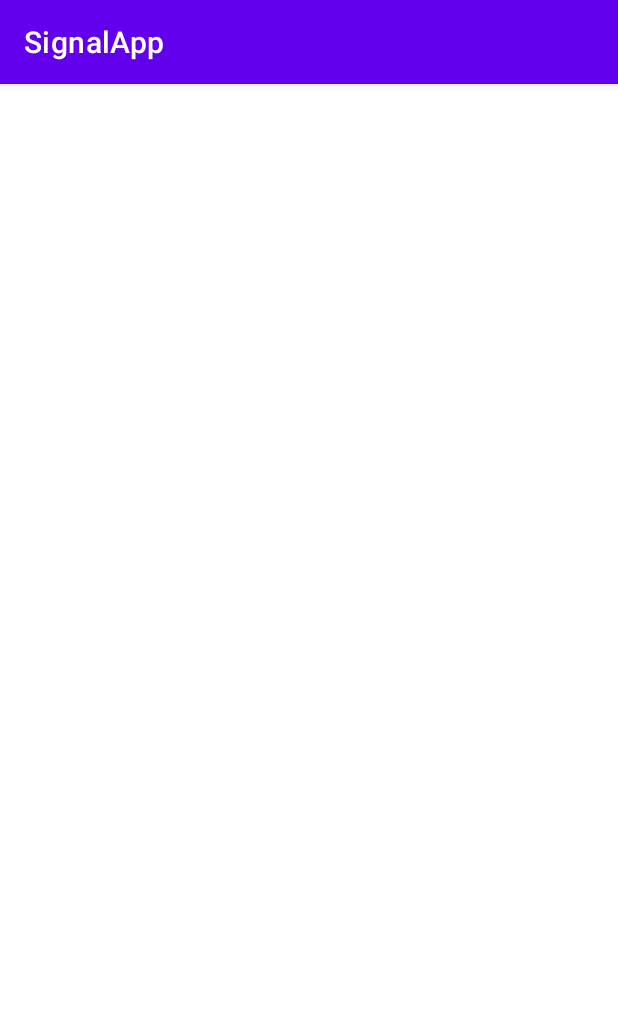
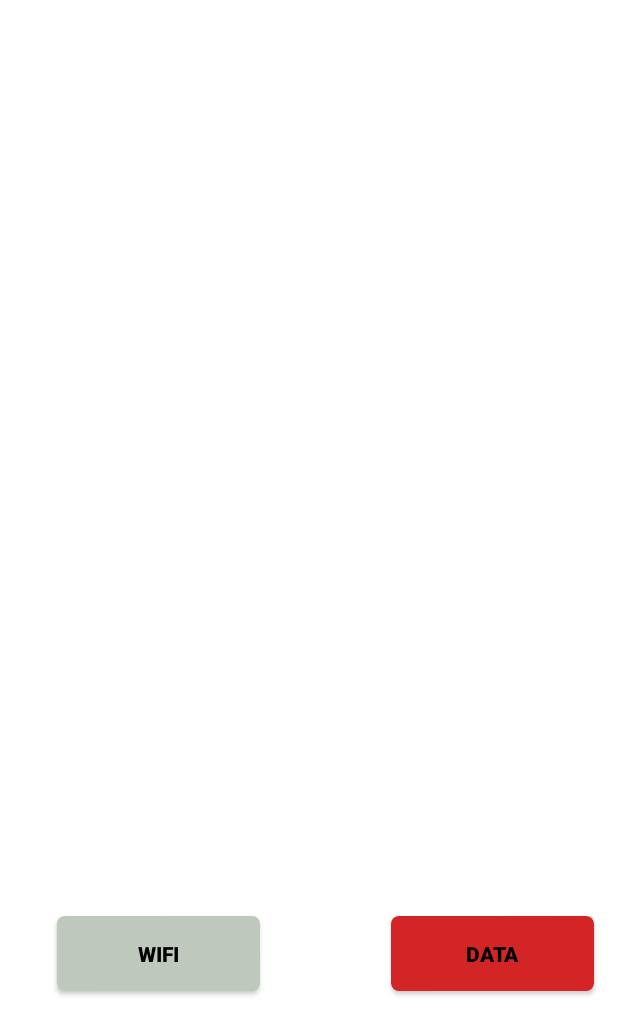
Before and after one commit to Raj2001-cel/SignalApp, an Android app: the screen it shows after launch (MainActivity), on a phone screen of 412 x 824 dp. Shown: the top 1035 px of the screen. Run offline under Robolectric (Android 15) with nearby library versions, the phone set to English and light mode, and no system bars; 2 statements that could not run were skipped.

Commit message:
toggle button color based on current network type

```diff
--- a/app/build.gradle
+++ b/app/build.gradle
@@ -35,4 +35,9 @@ dependencies {
     testImplementation 'junit:junit:4.+'
     androidTestImplementation 'androidx.test.ext:junit:1.1.3'
     androidTestImplementation 'androidx.test.espresso:espresso-core:3.4.0'
+    implementation 'com.google.android.material:material:1.3.0-alpha02'
+    implementation'androidx.swiperefreshlayout:swiperefreshlayout:1.1.0'
+
+
+
 }
--- a/app/src/main/java/com/example/signalapp/MainActivity.java
+++ b/app/src/main/java/com/example/signalapp/MainActivity.java
@@ -4,10 +4,13 @@ import androidx.annotation.NonNull;
 import androidx.annotation.RequiresApi;
 import androidx.appcompat.app.AppCompatActivity;
 import androidx.core.app.ActivityCompat;
+import androidx.core.content.ContextCompat;
+import androidx.swiperefreshlayout.widget.SwipeRefreshLayout;
 
 import android.Manifest;
 import android.content.Context;
 import android.content.pm.PackageManager;
+import android.graphics.Color;
 import android.net.ConnectivityManager;
 import android.net.NetworkInfo;
 import android.net.wifi.ScanResult;
@@ -22,6 +25,11 @@ import android.telephony.PhoneStateListener;
 import android.telephony.SignalStrength;
 import android.telephony.TelephonyManager;
 import android.util.Log;
+import android.view.View;
+import android.view.Window;
+import android.view.WindowManager;
+import android.widget.Button;
+import android.widget.Toast;
 
 import java.util.List;
 
@@ -35,16 +43,52 @@ public class MainActivity extends AppCompatActivity {
     TelephonyManager mTelephonyManager;
     MyPhoneStateListener mPhoneStatelistener;
     int mSignalStrength = 0;
+    Button wifibtn;
+    Button databtn;
+    NetworkInfo Info;
 
     @RequiresApi(api = Build.VERSION_CODES.P)
     @Override
     protected void onCreate(Bundle savedInstanceState) {
         super.onCreate(savedInstanceState);
+        getSupportActionBar().hide();
         setContentView(R.layout.activity_main);
+
+        wifibtn =  findViewById(R.id.wifibtn);
+        databtn =  findViewById(R.id.databtn);
+        SwipeRefreshLayout swipeRefreshLayout = (SwipeRefreshLayout)findViewById(R.id.refreshLayout);
+        swipeRefreshLayout.setOnRefreshListener(
+                new SwipeRefreshLayout.OnRefreshListener() {
+                    @Override
+                    public void onRefresh() {
+
+                        checkNetwork();
+                        swipeRefreshLayout.setRefreshing(false);
+                    }
+                }
+        );
+
+//        Button refresh = (Button) findViewById(R.id.btn_refresh);
+//
+//        //Listening to button event
+//        refresh.setOnClickListener(new View.OnClickListener() {
+//
+//            public void onClick(View arg0) {
+//                checkNetwork();
+//            }
+//        });
+
         ConnectivityManager cm = (ConnectivityManager) getSystemService(Context.CONNECTIVITY_SERVICE);
-        NetworkInfo Info = cm.getActiveNetworkInfo();
+        Info = cm.getActiveNetworkInfo();
         mTelephonyManager = (TelephonyManager) this.getSystemService(Context.TELEPHONY_SERVICE);
+        checkNetwork();
 
+    }
+
+    public void checkNetwork(){
+        ConnectivityManager cm = (ConnectivityManager) getSystemService(Context.CONNECTIVITY_SERVICE);
+        Info = cm.getActiveNetworkInfo();
+        mTelephonyManager = (TelephonyManager) this.getSystemService(Context.TELEPHONY_SERVICE);
         if (Info == null || !Info.isConnectedOrConnecting()) {
             Log.i("connection", "No connection");
         } else {
@@ -53,6 +97,9 @@ public class MainActivity extends AppCompatActivity {
 
             if (netType == ConnectivityManager.TYPE_WIFI) {
                 Log.i("connection", "Wifi connection");
+                Toast.makeText(this, "ON WIFI NETWORK", Toast.LENGTH_SHORT).show();
+                wifibtn.setBackground(ContextCompat.getDrawable(getApplicationContext(), R.drawable.round_button_red));
+                databtn.setBackground(ContextCompat.getDrawable(getApplicationContext(), R.drawable.round_button_grey));
 
                 WifiManager wifiManager = (WifiManager) getApplicationContext().getSystemService(Context.WIFI_SERVICE);
 
@@ -66,6 +113,10 @@ public class MainActivity extends AppCompatActivity {
                 // Need to get wifi strength
             } else if (netType == ConnectivityManager.TYPE_MOBILE) {
                 Log.i("connection", "Mobile data network connection");
+                Toast.makeText(this, "ON Mobile Data", Toast.LENGTH_SHORT).show();
+
+                wifibtn.setBackground(ContextCompat.getDrawable(getApplicationContext(), R.drawable.round_button_grey));
+                databtn.setBackground(ContextCompat.getDrawable(getApplicationContext(), R.drawable.round_button_red));
                 mPhoneStatelistener = new MyPhoneStateListener();
 
                 mTelephonyManager.listen(mPhoneStatelistener, PhoneStateListener.LISTEN_SIGNAL_STRENGTHS);
--- /dev/null
+++ b/app/src/main/res/drawable/round_button_grey.xml
@@ -0,0 +1,5 @@
+<shape xmlns:android="http://schemas.android.com/apk/res/android"
+    android:shape="rectangle">
+    <solid android:color="#BFC8BD" />
+    <corners android:radius="5dp" />
+</shape>
--- /dev/null
+++ b/app/src/main/res/drawable/round_button_red.xml
@@ -0,0 +1,5 @@
+<shape xmlns:android="http://schemas.android.com/apk/res/android"
+    android:shape="rectangle">
+    <solid android:color="#D32525" />
+    <corners android:radius="5dp" />
+</shape>
--- a/app/src/main/res/layout/activity_main.xml
+++ b/app/src/main/res/layout/activity_main.xml
@@ -1,15 +1,69 @@
 <?xml version="1.0" encoding="utf-8"?>
-<LinearLayout xmlns:android="http://schemas.android.com/apk/res/android"
+
+<androidx.swiperefreshlayout.widget.SwipeRefreshLayout   xmlns:android="http://schemas.android.com/apk/res/android"
     xmlns:app="http://schemas.android.com/apk/res-auto"
     xmlns:tools="http://schemas.android.com/tools"
+    android:id="@+id/refreshLayout"
     android:layout_width="match_parent"
     android:layout_height="match_parent"
-    tools:context=".MainActivity">
+    app:layout_constraintStart_toStartOf="parent"
+    tools:context=".MainActivity"
+ >
 
-    <TextView
-        android:id="@+id/text"
-        android:layout_width="310dp"
-        android:layout_height="235dp"
-        android:textSize="30sp" />
+<androidx.constraintlayout.widget.ConstraintLayout
+    android:layout_width="match_parent"
+    android:layout_height="match_parent"
+    android:background="@color/white"
+  >
 
-</LinearLayout>
+
+
+
+        <androidx.appcompat.widget.AppCompatButton
+            android:id="@+id/wifibtn"
+            android:layout_width="135dp"
+            android:layout_height="50dp"
+            android:layout_marginStart="36dp"
+            android:layout_marginLeft="36dp"
+            android:layout_weight="1"
+            android:background="@drawable/round_button_red"
+            android:text="Wifi"
+
+            android:textColor="@color/black"
+            android:textStyle="bold"
+            app:layout_constraintBottom_toTopOf="@+id/guideline3"
+            app:layout_constraintEnd_toStartOf="@+id/databtn"
+            app:layout_constraintHorizontal_bias="0.022"
+            app:layout_constraintStart_toStartOf="parent"
+            app:layout_constraintTop_toTopOf="@+id/guideline2" />
+
+        <androidx.appcompat.widget.AppCompatButton
+            android:id="@+id/databtn"
+            android:layout_width="135dp"
+            android:layout_height="50dp"
+            android:layout_marginEnd="16dp"
+            android:layout_marginRight="16dp"
+            android:layout_weight="1"
+            android:background="@drawable/round_button_grey"
+            android:text="data"
+            android:textColor="@color/black"
+            android:textStyle="bold"
+            app:layout_constraintBottom_toTopOf="@+id/guideline3"
+            app:layout_constraintEnd_toEndOf="parent"
+            app:layout_constraintTop_toTopOf="@+id/guideline2" />
+
+        <androidx.constraintlayout.widget.Guideline
+            android:id="@+id/guideline2"
+            android:layout_width="wrap_content"
+            android:layout_height="wrap_content"
+            android:orientation="horizontal"
+            app:layout_constraintGuide_begin="591dp" />
+
+        <androidx.constraintlayout.widget.Guideline
+            android:id="@+id/guideline3"
+            android:layout_width="wrap_content"
+            android:layout_height="wrap_content"
+            android:orientation="horizontal"
+            app:layout_constraintGuide_begin="680dp" />
+</androidx.constraintlayout.widget.ConstraintLayout>
+</androidx.swiperefreshlayout.widget.SwipeRefreshLayout>
--- a/app/src/main/res/values/colors.xml
+++ b/app/src/main/res/values/colors.xml
@@ -1,6 +1,6 @@
 <?xml version="1.0" encoding="utf-8"?>
 <resources>
-    <color name="purple_200">#FFBB86FC</color>
+    <color name="purple_200">#FFEB3B</color>
     <color name="purple_500">#FF6200EE</color>
     <color name="purple_700">#FF3700B3</color>
     <color name="teal_200">#FF03DAC5</color>
```
